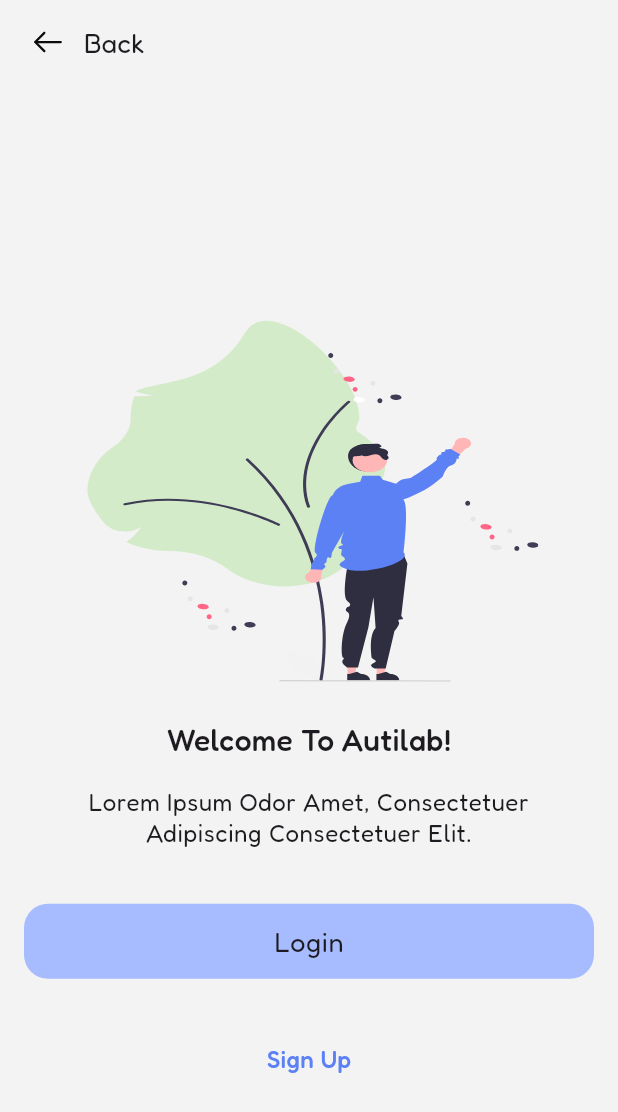
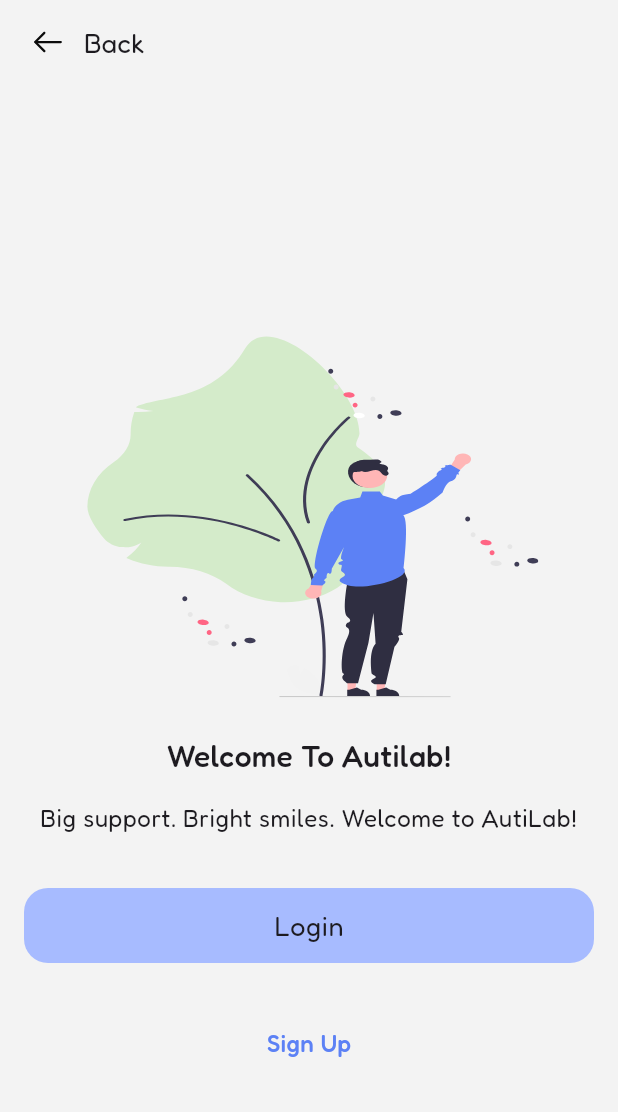
Before and after one commit to HosseinMohammadiii/autilabapp, a Flutter app: the WelcomeScreen screen opened by its route, on a phone screen of 412 x 824 dp. Shown: the top 1112 px of the screen. Run offline on Flutter 3.47's test engine with Material 3 defaults, Android fonts, the phone set to English and light mode, and no system bars; our stand-ins replace cached_network_image, dartz, device_info_plus, dio, equatable, flutter_rating_bar and 9 more; missing offline and left inert: flutter_linear_datepicker; accounts and stored records are empty; project files that could hold a hidden picture were left out.

Commit message:
Edit WelcomeScreen

```diff
--- a/lib/presentation/screens/welcome_screen.dart
+++ b/lib/presentation/screens/welcome_screen.dart
@@ -77,7 +77,7 @@
                     Padding(
                       padding: const EdgeInsets.symmetric(horizontal: 20),
                       child: Text(
-                        'Lorem Ipsum Odor Amet, Consectetuer Adipiscing Consectetuer Elit.',
+                        'Big support. Bright smiles. Welcome to AutiLab!',
                         textAlign: TextAlign.center,
                         style: Theme.of(context).textTheme.bodySmall!.copyWith(
                               fontSize: 16,
```
